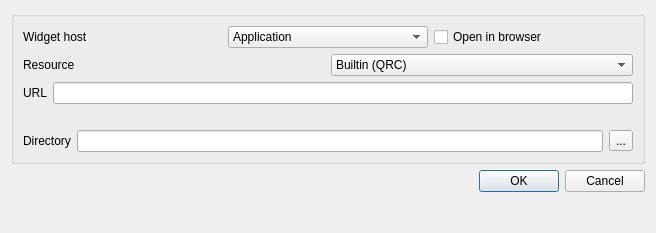
DusteDdk/AnQst, file AnQst/AnQstWidget/AnQstWebBase/src/UI/AnQstWidgetDebugDialog.ui: the form before one commit.
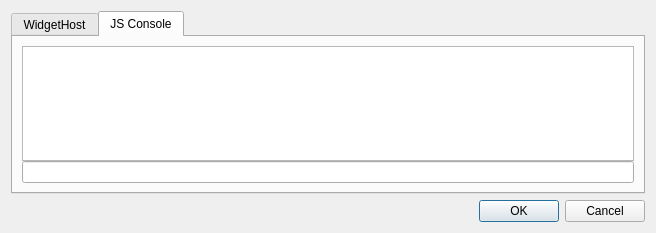
The form after the commit. The open tabs and pages were chosen to show the change.

```diff
--- a/AnQst/AnQstWidget/AnQstWebBase/src/UI/AnQstWidgetDebugDialog.ui
+++ b/AnQst/AnQstWidget/AnQstWebBase/src/UI/AnQstWidgetDebugDialog.ui
@@ -15,10 +15,14 @@
   </property>
   <layout class="QVBoxLayout" name="verticalLayout">
    <item>
-    <widget class="QGroupBox" name="groupBox">
-     <property name="title">
-      <string/>
+    <widget class="QTabWidget" name="tabWidget">
+     <property name="currentIndex">
+      <number>0</number>
      </property>
+     <widget class="QWidget" name="tabWidgetHost" native="true">
+      <attribute name="title">
+       <string>WidgetHost</string>
+      </attribute>
      <layout class="QVBoxLayout" name="verticalLayout_3">
       <item>
        <layout class="QHBoxLayout" name="horizontalLayout_3">
@@ -129,6 +133,43 @@
        </layout>
       </item>
      </layout>
+     </widget>
+     <widget class="QWidget" name="tabJSConsole">
+      <attribute name="title">
+       <string>JS Console</string>
+      </attribute>
+      <layout class="QVBoxLayout" name="verticalLayout_2">
+       <property name="spacing">
+        <number>0</number>
+       </property>
+       <item>
+        <widget class="QPlainTextEdit" name="txtEditJSLog">
+         <property name="focusPolicy">
+          <enum>Qt::StrongFocus</enum>
+         </property>
+         <property name="autoFillBackground">
+          <bool>false</bool>
+         </property>
+         <property name="undoRedoEnabled">
+          <bool>false</bool>
+         </property>
+         <property name="readOnly">
+          <bool>true</bool>
+         </property>
+         <property name="backgroundVisible">
+          <bool>false</bool>
+         </property>
+        </widget>
+       </item>
+       <item>
+        <widget class="QLineEdit" name="lineEditJSConsoleInput">
+         <property name="focusPolicy">
+          <enum>Qt::NoFocus</enum>
+         </property>
+        </widget>
+       </item>
+      </layout>
+     </widget>
     </widget>
    </item>
    <item>
```
Lines whose indentation alone changed are shown as unchanged.
